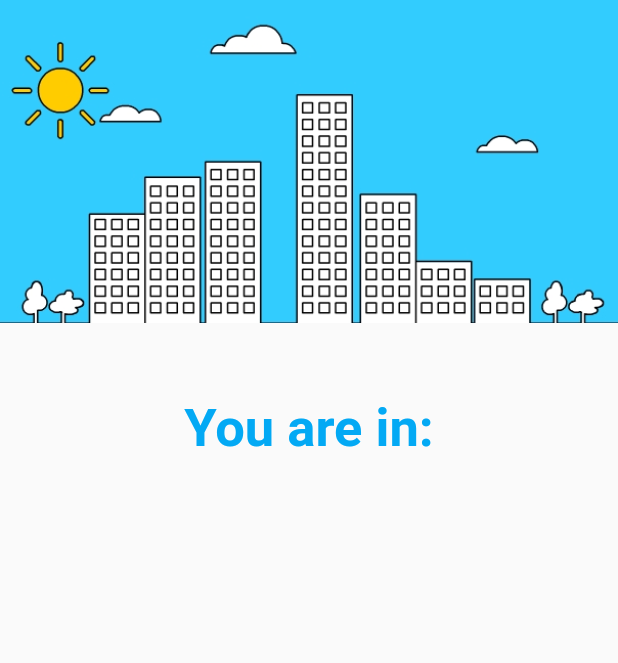
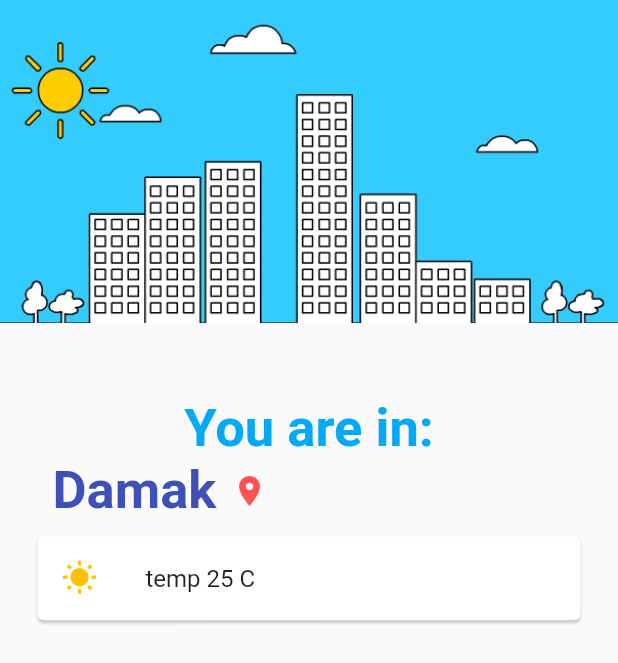
Before and after one commit to krishnamshah/100DaysOfFlutter, a Flutter app: the screen it shows after launch, on a phone screen of 412 x 824 dp. Shown: the top 663 px of the screen. Run offline on Flutter 3.47's test engine with Material 2 defaults, Android fonts, the phone set to English and light mode, and no system bars.

Commit message:
Day 3: Rows and Multiple Child

```diff
--- a/Log.txt
+++ b/Log.txt
@@ -14,3 +14,8 @@ Day 2:
         : Added Images and Text to the app.
 
     Thoughts: Interesting.
+Day 3:
+
+    Work: Used Row and multiple child
+
+    Thoughts: Tree Sructure
--- a/lib/main.dart
+++ b/lib/main.dart
@@ -28,6 +28,39 @@ class _WeatherAppState extends State<WeatherApp> {
                   color: Colors.lightBlue[500],
                 ),),
             ),
+            Container(
+              margin: EdgeInsets.symmetric(horizontal: 35.0),
+              child: Row(
+                children: <Widget>[
+                  Container(
+                    child: Text('Damak',style:
+                    TextStyle(
+                        fontSize: 35.0,
+                        fontWeight: FontWeight.bold,
+                        color: Colors.indigo
+                    ) ,),
+                  ),
+                  SizedBox(width: 10.0,),
+                  Container(
+                    child: Icon(
+                      Icons.location_on,
+                      color: Colors.redAccent,
+                    ),
+                  ),
+                ],
+            ),
+            ),
+            Card(
+              margin: EdgeInsets.symmetric(vertical: 10.0, horizontal: 25.0),
+              color: Colors.white,
+              child: ListTile(
+                leading: Icon(
+                    Icons.wb_sunny,
+                    color: Colors.amber,
+                ),
+                title: Text('temp 25 C'),
+              ),
+            ),
           ],
         )
       ),
```
